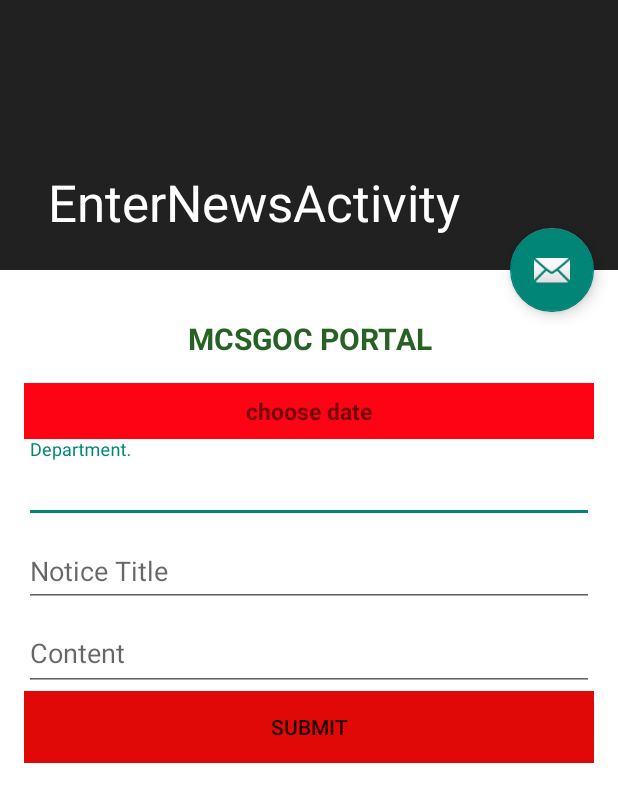
After one commit to mcsgocportal/portmcs, an Android app: the EnterNewsActivity screen opened directly, with no data from a screen before it, on a phone screen of 412 x 824 dp. The commit adds this screen. Shown: the top 802 px of the screen. Run offline under Robolectric (Android 15) with nearby library versions, the phone set to English and light mode, and no system bars.

```diff
--- /dev/null
+++ b/app/src/main/java/com/mcsgoc/www/portal/EnterNewsActivity.java
@@ -0,0 +1,124 @@
+package com.mcsgoc.www.portal;
+
+import android.app.ProgressDialog;
+import android.os.Bundle;
+import android.support.design.widget.CollapsingToolbarLayout;
+import android.support.design.widget.FloatingActionButton;
+import android.support.design.widget.Snackbar;
+import android.support.design.widget.TextInputLayout;
+import android.support.v7.app.AppCompatActivity;
+import android.support.v7.widget.Toolbar;
+import android.view.View;
+import android.widget.Button;
+import android.widget.EditText;
+import android.widget.TextView;
+
+import com.mcsgoc.www.portal.helper.Constants;
+import com.parse.ParseException;
+import com.parse.ParseObject;
+import com.parse.SaveCallback;
+
+import java.util.Date;
+
+public class EnterNewsActivity extends AppCompatActivity implements View.OnClickListener {
+
+    EditText department;
+
+    EditText title;
+    EditText content;
+    Button submit;
+    EditText date;
+    private TextInputLayout textInputDate;
+    private TextInputLayout textInputTitle;
+    private TextInputLayout textInputDepartment;
+    private TextInputLayout textInputContent;
+    private static Date choosenDate;
+    private TextView textDateChoose;
+
+    @Override
+    protected void onCreate(Bundle savedInstanceState) {
+        super.onCreate(savedInstanceState);
+        setContentView(R.layout.activity_enter_news);
+        Toolbar toolbar = (Toolbar) findViewById(R.id.toolbar);
+        setSupportActionBar(toolbar);
+        CollapsingToolbarLayout toolBarLayout = (CollapsingToolbarLayout) findViewById(R.id.toolbar_layout);
+        toolBarLayout.setTitle(getTitle());
+
+        department = (EditText) findViewById(R.id.editDepartment);
+        title = (EditText) findViewById(R.id.editTitle);
+        content = (EditText) findViewById(R.id.editContent);
+        submit = (Button) findViewById(R.id.buttonSubmit);
+        /*date = (EditText) findViewById(R.id.editDate);*/
+        textInputTitle = (TextInputLayout) findViewById(R.id.textInputTitle);
+        textInputDepartment = (TextInputLayout) findViewById(R.id.textInputDepartment);
+        textInputContent = (TextInputLayout) findViewById(R.id.textInputContent);
+        /*textInputDate = (TextInputLayout) findViewById(R.id.textInputDate);*/
+        submit.setOnClickListener(this);
+        textDateChoose = (TextView) findViewById(R.id.textDateChoose);
+
+        FloatingActionButton fab = (FloatingActionButton) findViewById(R.id.fab);
+        fab.setOnClickListener(new View.OnClickListener() {
+            @Override
+            public void onClick(View view) {
+                Snackbar.make(view, "Replace with your own action", Snackbar.LENGTH_LONG)
+                        .setAction("Action", null).show();
+            }
+        });
+    }
+
+    @Override
+    public void onClick(View view) {
+        String inputDepartment = department.getText().toString().trim();
+        String inputTitle = title.getText().toString().trim();
+        String inputContent = content.getText().toString().trim();
+        //String inputDate = date.getText().toString().trim();
+
+
+        if (!inputDepartment.isEmpty()&& !inputTitle.isEmpty() && !inputContent.isEmpty()) {
+            if (choosenDate == null) {
+                choosenDate = new Date();
+            }
+            saveToOnlineNotice(inputContent, inputDepartment, inputTitle, choosenDate);
+
+        } else {
+            if (inputDepartment.isEmpty()) {
+                textInputDepartment.setError("Please fill the Department");
+
+            }
+
+            if (inputTitle.isEmpty()) {
+                textInputTitle.setError("Please fill the Phone Title");
+
+            }
+            if (inputContent.isEmpty()) {
+                textInputContent.setError("Please fill the Content");
+            }
+
+        }
+    }
+
+    private void saveToOnlineNotice(String inputContent,String inputDepartment, String inputTitle, Date dateC) {
+
+        final ProgressDialog dialog = ProgressDialog.show(this, "wait", "loading data", true);
+        ParseObject newNotice = new ParseObject(Constants.DIR_COL_NEWS);
+        newNotice.put(Constants.DIR_COL_NEWS_SUB, inputTitle);
+        newNotice.put(Constants.DIR_COL_NEWS_NOTICE, inputContent);
+        newNotice.put(Constants.DIR_COL_NEWS_DEP, inputDepartment);
+
+        newNotice.put(Constants.DATE, dateC);
+        newNotice.saveInBackground(new SaveCallback() {
+            @Override
+            public void done(ParseException e) {
+                dialog.dismiss();
+                if (e == null) {
+                    Snackbar.make(submit, "Successfull", Snackbar.LENGTH_LONG).show();
+
+                } else {
+                    Snackbar.make(submit, e.getMessage() + "Please try again", Snackbar.LENGTH_INDEFINITE).show();
+                }
+            }
+        });
+
+        dialog.show();
+    }
+}
--- a/app/src/main/java/com/mcsgoc/www/portal/ICloudActivity.java
+++ b/app/src/main/java/com/mcsgoc/www/portal/ICloudActivity.java
@@ -69,6 +69,13 @@ public class ICloudActivity extends AppCompatActivity {
             return true;
         }
 
+        if (id==R.id.action_send_notice)
+        {
+            Intent i=new Intent(this,EnterNewsActivity.class);
+            startActivity(i);
+            return true;
+        }
+
         return super.onOptionsItemSelected(item);
     }
 }
--- a/app/src/main/java/com/mcsgoc/www/portal/NewsActivity.java
+++ b/app/src/main/java/com/mcsgoc/www/portal/NewsActivity.java
@@ -2,9 +2,6 @@ package com.mcsgoc.www.portal;
 
 import android.app.ProgressDialog;
 import android.os.Bundle;
-import android.support.design.widget.CollapsingToolbarLayout;
-import android.support.design.widget.FloatingActionButton;
-import android.support.design.widget.Snackbar;
 import android.support.design.widget.TabLayout;
 import android.support.v4.app.Fragment;
 import android.support.v4.app.FragmentManager;
@@ -12,7 +9,6 @@ import android.support.v4.app.FragmentPagerAdapter;
 import android.support.v4.view.ViewPager;
 import android.support.v7.app.AppCompatActivity;
 import android.support.v7.widget.Toolbar;
-import android.view.View;
 import android.widget.Toast;
 
 import com.mcsgoc.www.portal.fragments.NewsFragment;
@@ -46,7 +42,7 @@ public class NewsActivity extends AppCompatActivity {
         noticeItems = new ArrayList<>();
         final ProgressDialog dialog = ProgressDialog.show(this, "loading...", "notice is loading.", true, true);
 
-        ParseQuery<ParseObject> notificationQuery = new ParseQuery<>(Constants.DIR_COL_NEWS_NOTICE);
+        ParseQuery<ParseObject> notificationQuery = new ParseQuery<>(Constants.DIR_COL_NEWS);
         notificationQuery.findInBackground(new FindCallback<ParseObject>() {
             @Override
             public void done(List<ParseObject> list, ParseException e) {
--- a/app/src/main/java/com/mcsgoc/www/portal/ProfileActivity.java
+++ b/app/src/main/java/com/mcsgoc/www/portal/ProfileActivity.java
@@ -43,10 +43,7 @@ public class ProfileActivity extends AppCompatActivity implements View.OnClickLi
     ImageView profileImage;
     private ParseUser currentUser;
 
-    /**
-     * ATTENTION: This was auto-generated to implement the App Indexing API.
-     * See https://g.co/AppIndexing/AndroidStudio for more information.
-     */
+
 
     @Override
     protected void onCreate(Bundle savedInstanceState) {
--- a/app/src/main/java/com/mcsgoc/www/portal/helper/Constants.java
+++ b/app/src/main/java/com/mcsgoc/www/portal/helper/Constants.java
@@ -62,11 +62,12 @@ public interface Constants {
     //schema for news
     String DIR_COL_NEWS_REF_NO="Ref_no";
     String DIR_COL_NEWS_ATTACHMENT="attachment";
-    String DIR_COL_NEWS_NOTICE="news";
+    String DIR_COL_NEWS="news";
     String DIR_COL_NEWS_SUB="subject";
     String DIR_COL_NEWS_COLLEGE="college";
     String DIR_COL_NEWS_DEP="department";
     String DATE="date";
+    String DIR_COL_NEWS_NOTICE="notice";
 
     //schema for suggestion
     String DIR_COL_SUGGESTION_DATE="date";
--- /dev/null
+++ b/app/src/main/res/layout/activity_enter_news.xml
@@ -0,0 +1,46 @@
+<?xml version="1.0" encoding="utf-8"?>
+<android.support.design.widget.CoordinatorLayout xmlns:android="http://schemas.android.com/apk/res/android"
+    xmlns:app="http://schemas.android.com/apk/res-auto"
+    xmlns:tools="http://schemas.android.com/tools"
+    android:layout_width="match_parent"
+    android:layout_height="match_parent"
+    android:fitsSystemWindows="true"
+    tools:context="com.mcsgoc.www.portal.EnterNewsActivity">
+
+    <android.support.design.widget.AppBarLayout
+        android:id="@+id/app_bar"
+        android:layout_width="match_parent"
+        android:layout_height="@dimen/app_bar_height"
+        android:fitsSystemWindows="true"
+        android:theme="@style/AppTheme.AppBarOverlay">
+
+        <android.support.design.widget.CollapsingToolbarLayout
+            android:id="@+id/toolbar_layout"
+            android:layout_width="match_parent"
+            android:layout_height="match_parent"
+            android:fitsSystemWindows="true"
+            app:contentScrim="?attr/colorPrimary"
+            app:layout_scrollFlags="scroll|exitUntilCollapsed">
+
+            <android.support.v7.widget.Toolbar
+                android:id="@+id/toolbar"
+                android:layout_width="match_parent"
+                android:layout_height="?attr/actionBarSize"
+                app:layout_collapseMode="pin"
+                app:popupTheme="@style/AppTheme.PopupOverlay" />
+
+        </android.support.design.widget.CollapsingToolbarLayout>
+    </android.support.design.widget.AppBarLayout>
+
+    <include layout="@layout/content_enter_news" />
+
+    <android.support.design.widget.FloatingActionButton
+        android:id="@+id/fab"
+        android:layout_width="wrap_content"
+        android:layout_height="wrap_content"
+        android:layout_margin="@dimen/fab_margin"
+        android:src="@android:drawable/ic_dialog_email"
+        app:layout_anchor="@id/app_bar"
+        app:layout_anchorGravity="bottom|end" />
+
+</android.support.design.widget.CoordinatorLayout>
--- /dev/null
+++ b/app/src/main/res/layout/content_enter_news.xml
@@ -0,0 +1,129 @@
+<?xml version="1.0" encoding="utf-8"?>
+<android.support.v4.widget.NestedScrollView xmlns:android="http://schemas.android.com/apk/res/android"
+    xmlns:app="http://schemas.android.com/apk/res-auto"
+    xmlns:tools="http://schemas.android.com/tools"
+    android:layout_width="match_parent"
+    android:layout_height="match_parent"
+    app:layout_behavior="@string/appbar_scrolling_view_behavior"
+    tools:context="com.mcsgoc.www.portal.EnterNewsActivity"
+    android:background="#ffffff">
+
+    <LinearLayout
+        android:layout_width="match_parent"
+        android:layout_height="match_parent"
+        android:orientation="vertical"
+        android:padding="16dp">
+
+        <TextView
+            android:layout_width="match_parent"
+            android:layout_height="match_parent"
+            android:gravity="center"
+            android:padding="16dp"
+            android:paddingBottom="16dp"
+            android:paddingLeft="16dp"
+            android:paddingRight="16dp"
+            android:paddingTop="16dp"
+            android:text="MCSGOC PORTAL"
+            android:textColor="#276123"
+            android:textSize="20dp"
+            android:textStyle="bold" />
+        <!--
+
+                <android.support.design.widget.TextInputLayout
+                    android:id="@+id/textInputDate"
+                    android:layout_width="match_parent"
+                    android:layout_height="wrap_content">
+                    <EditText
+                        android:layout_width="wrap_content"
+                        android:layout_height="wrap_content"
+                        android:ems="10"
+                        android:id="@+id/editDate" />
+
+                </android.support.design.widget.TextInputLayout>
+        -->
+        <TextView
+            android:layout_width="match_parent"
+            android:layout_height="wrap_content"
+            android:background="#fd0314"
+            android:gravity="center"
+            android:id="@+id/textDateChoose"
+            android:onClick="showDatePickerDialog"
+            android:padding="8dp"
+            android:text="choose date"
+            android:textSize="15dp"
+            android:textStyle="bold" />
+
+        <android.support.design.widget.TextInputLayout
+            android:id="@+id/textInputBranch"
+            android:layout_width="match_parent"
+            android:layout_height="wrap_content">
+
+        </android.support.design.widget.TextInputLayout>
+
+        <android.support.design.widget.TextInputLayout
+            android:id="@+id/textInputDepartment"
+            android:layout_width="match_parent"
+            android:layout_height="wrap_content">
+
+            <EditText
+                android:id="@+id/editDepartment"
+                android:layout_width="match_parent"
+                android:layout_height="match_parent"
+                android:hint="Department."
+                android:imeOptions="actionNext"
+                android:inputType="text"
+                android:maxLength="15" />
+        </android.support.design.widget.TextInputLayout>
+
+        <android.support.design.widget.TextInputLayout
+            android:id="@+id/textInputSection"
+            android:layout_width="match_parent"
+            android:layout_height="wrap_content">
+
+        </android.support.design.widget.TextInputLayout>
+
+        <android.support.design.widget.TextInputLayout
+            android:id="@+id/textInputTitle"
+            android:layout_width="match_parent"
+            android:layout_height="wrap_content">
+
+            <EditText
+                android:id="@+id/editTitle"
+                android:layout_width="match_parent"
+                android:layout_height="match_parent"
+                android:hint="Notice Title"
+                android:imeOptions="actionNext"
+                android:inputType="text" />
+        </android.support.design.widget.TextInputLayout>
+
+        <android.support.design.widget.TextInputLayout
+            android:id="@+id/textInputContent"
+            android:layout_width="match_parent"
+            android:layout_height="wrap_content">
+
+            <EditText
+                android:id="@+id/editContent"
+                android:layout_width="match_parent"
+                android:layout_height="match_parent"
+                android:gravity="start"
+                android:hint="Content"
+                android:imeOptions="actionNext"
+                android:textAlignment="viewStart" />
+        </android.support.design.widget.TextInputLayout>
+
+        <android.support.design.widget.TextInputLayout
+            android:layout_width="match_parent"
+            android:layout_height="wrap_content">
+
+            <Button
+                android:id="@+id/buttonSubmit"
+                android:layout_width="match_parent"
+                android:layout_height="match_parent"
+                android:background="#e10808"
+                android:text="Submit" />
+        </android.support.design.widget.TextInputLayout>
+    </LinearLayout>
+
+
+
+</android.support.v4.widget.NestedScrollView>
--- /dev/null
+++ b/app/src/main/res/menu/menu_enter_news.xml
@@ -0,0 +1,10 @@
+<menu xmlns:android="http://schemas.android.com/apk/res/android"
+    xmlns:app="http://schemas.android.com/apk/res-auto"
+    xmlns:tools="http://schemas.android.com/tools"
+    tools:context="com.mcsgoc.www.portal.EnterNewsActivity">
+    <item
+        android:id="@+id/action_settings"
+        android:orderInCategory="100"
+        android:title="@string/action_settings"
+        app:showAsAction="never" />
+</menu>
--- a/app/src/main/res/menu/menu_icloud.xml
+++ b/app/src/main/res/menu/menu_icloud.xml
@@ -23,4 +23,10 @@
         android:orderInCategory="100"
         android:title="fees"
         app:showAsAction="never" />
+
+    <item
+        android:id="@+id/action_send_notice"
+        android:orderInCategory="100"
+        android:title="send notice"
+        app:showAsAction="never" />
 </menu>
--- a/app/src/main/res/values/strings.xml
+++ b/app/src/main/res/values/strings.xml
@@ -137,4 +137,5 @@
 "11.	The caution money deposited by the students at the time of admission in the University shall be refunded only on completion of the course or  withdrawl after clearing all the dues. The same shall be claimed  within 12 months otherwise it will be forfeited. The caution money shall be transferred into the account of the students in the branch of  Punjab National Bank situated in the campus.  All the students are advised  to open their accounts in the same branch and provide the A/c No. in the concerned  section.\n\n"
 "12.	The students whould ensure that his/her permanent/postal address of communication are updated in the University records.\n\n"
     </string>
+    <string name="title_activity_enter_news">EnterNewsActivity</string>
 </resources>
```
Also changed, not shown: app/src/main/AndroidManifest.xml (+8 -1 lines).
